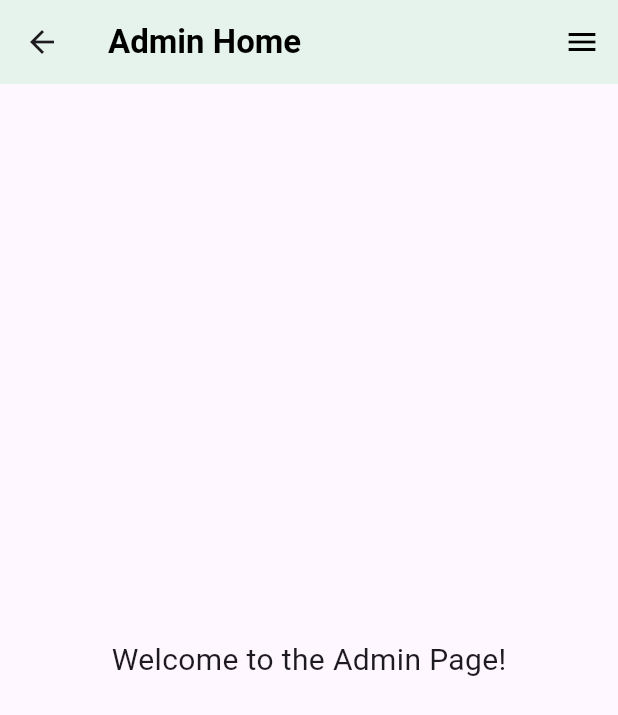
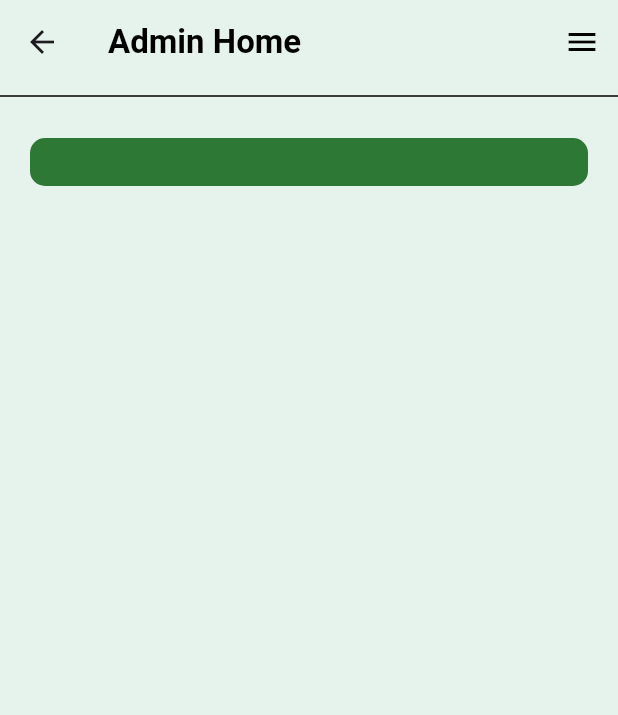
Before and after one commit to Javaria-Shabbir24/SmartWasteManagementSystem-AdminPortal, a Flutter app: the Admin screen opened directly, on a phone screen of 412 x 824 dp. Shown: the top 715 px of the screen. Run offline on Flutter 3.47's test engine with Material 3 defaults, Android fonts, the phone set to English and light mode, and no system bars.

Commit message:
profile section structure

```diff
--- a/lib/admin.dart
+++ b/lib/admin.dart
@@ -1,27 +1,35 @@
 import 'package:flutter/material.dart';
+import 'admin_profile_section.dart';//importing the profile section
 
 class Admin extends StatelessWidget {
   @override
   Widget build(BuildContext context) {
     return Scaffold(
       appBar: AppBar(
-        backgroundColor: Color(0xFFE6F3EC),
-        title: Text('Admin Home',
+        backgroundColor:const  Color(0xFFE6F3EC),
+        title: const Text('Admin Home',
         style: TextStyle(
           color: Colors.black,
           fontWeight: FontWeight.bold,
         ),
         ),
-        actions: [
+        actions: const [
           IconButton(onPressed: null,
           icon: Icon(Icons.menu,
           color: Colors.black,))
         ],
       ),
-      body: Center(
-        child: Text(
-          'Welcome to the Admin Page!',
-          style: TextStyle(fontSize: 20),
+      backgroundColor:const  Color(0xFFE6F3EC),
+      body: SingleChildScrollView(
+        child: Column(
+          children: [
+            //Divider for better UI
+            Divider(
+              color: Colors.black,
+              thickness: 1,
+            ),
+          adminprofilesection(), // profile section called
+          ],
         ),
       ),
     );
--- /dev/null
+++ b/lib/admin_profile_section.dart
@@ -0,0 +1,16 @@
+import 'package:flutter/material.dart';
+
+class adminprofilesection extends StatelessWidget {
+  @override
+  Widget build(BuildContext context) {
+    return Container(
+        margin: EdgeInsets.all(20),
+        padding: EdgeInsets.all(16),
+        decoration: BoxDecoration(
+          color: Color(0xFF2E7835),
+          borderRadius: BorderRadius.circular(10),
+
+        ),
+    );
+  }
+}
```
